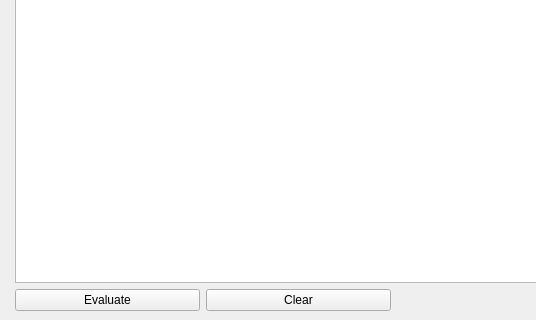
Old version of the form mainwindow.ui in the repository kemazode/one_dimensional_optimization_methods; both pictures show x 0 to 536 and y 275 to 595 of the 681 by 595 pixel window.
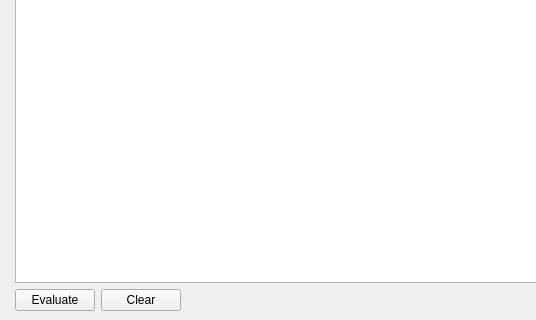
New version of the form.

Commit message: Buttons are fixed

Patch:
```diff
--- a/mainwindow.ui
+++ b/mainwindow.ui
@@ -77,16 +77,28 @@
        <widget class="QLineEdit" name="a"/>
       </item>
       <item row="13" column="1" colspan="4">
-       <layout class="QHBoxLayout" name="horizontalLayout">
-        <item>
+       <layout class="QFormLayout" name="formLayout">
+        <item row="0" column="0">
          <widget class="QPushButton" name="evaluate">
+          <property name="sizePolicy">
+           <sizepolicy hsizetype="Fixed" vsizetype="Fixed">
+            <horstretch>0</horstretch>
+            <verstretch>0</verstretch>
+           </sizepolicy>
+          </property>
           <property name="text">
            <string>Evaluate</string>
           </property>
          </widget>
         </item>
-        <item>
+        <item row="0" column="1">
          <widget class="QPushButton" name="clear">
+          <property name="sizePolicy">
+           <sizepolicy hsizetype="Fixed" vsizetype="Fixed">
+            <horstretch>0</horstretch>
+            <verstretch>0</verstretch>
+           </sizepolicy>
+          </property>
           <property name="text">
            <string>Clear</string>
           </property>
```
Left out of the diff: 112 changed lines with no effect on the pictures.
